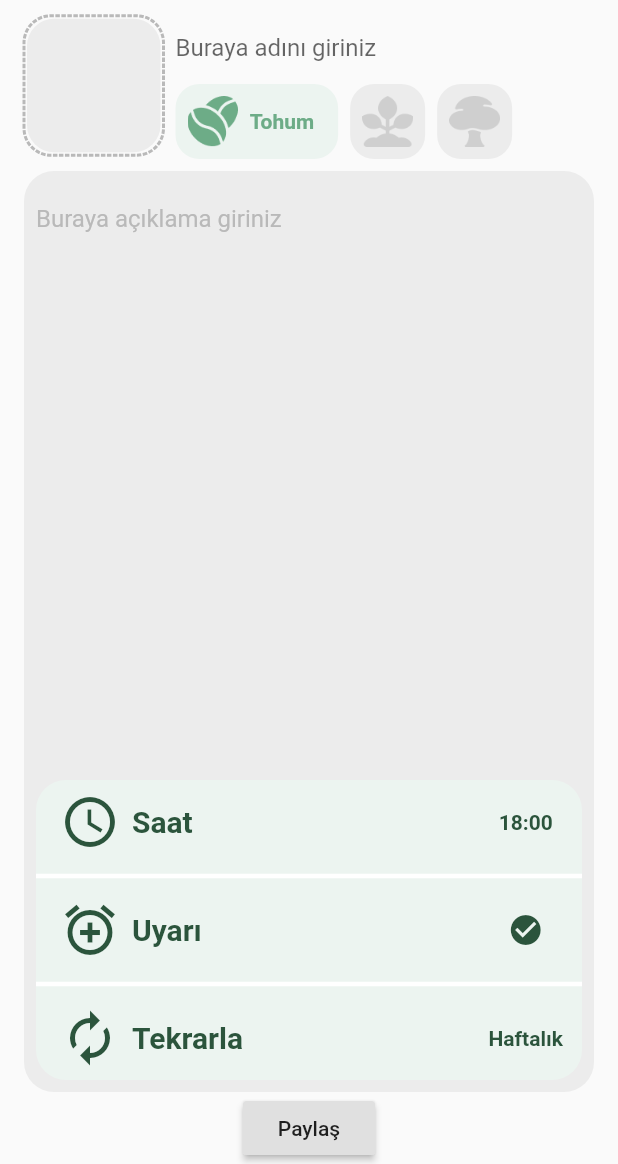
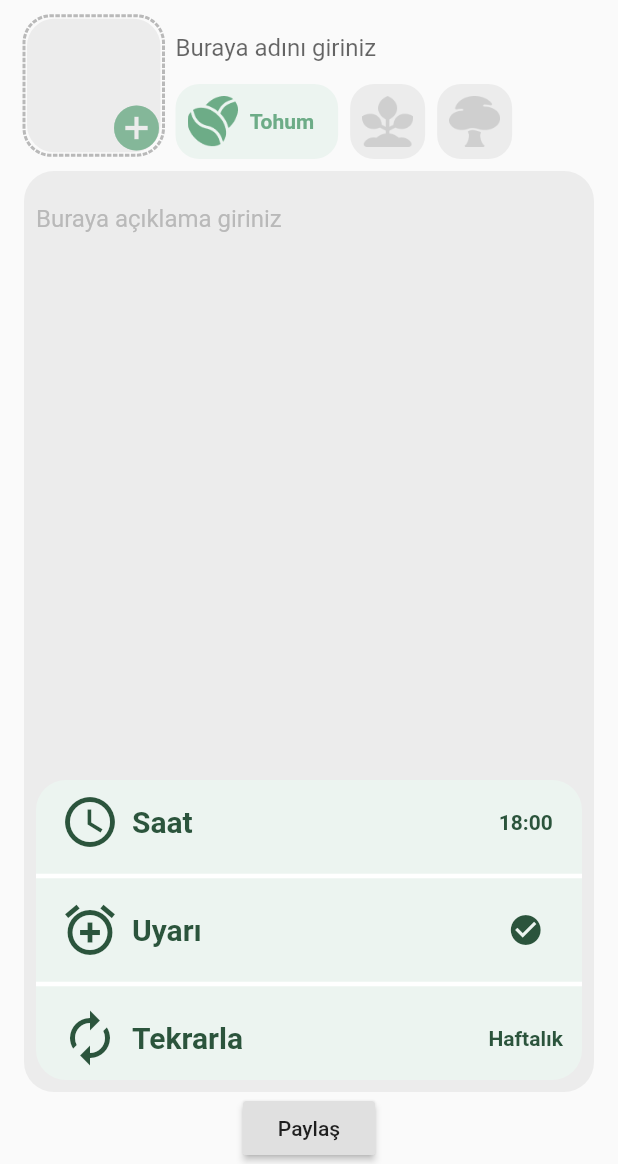
Before and after one commit to dershub/agac-kardesligi, a Flutter app: the BitkiEkle screen opened directly, on a phone screen of 412 x 824 dp, the part 72-1236 px from its top. Run offline on Flutter 3.47's test engine with Material 2 defaults, Android fonts, the phone set to English and light mode, and no system bars; drawn by our look-alikes of dotted_border; our stand-ins replace auth_buttons, cloud_firestore, firebase_auth, firebase_core, font_awesome_flutter, google_sign_in and 3 more; missing offline and left inert: hive_listener; accounts and stored records are empty; network calls fail.

Commit message:
4 Şubat

```diff
--- a/mobil/lib/sayfalar/anasayfa.dart
+++ b/mobil/lib/sayfalar/anasayfa.dart
@@ -1,4 +1,3 @@
-import 'package:agackardesligi/ui/bitki_ekle/bottom_bar.dart';
 import 'package:firebase_auth/firebase_auth.dart';
 import 'package:flutter/material.dart';
 
@@ -6,8 +5,6 @@ import '../gerecler/resim_yollari.dart';
 import '../ui/paylasim_sayfasi/paylasim_body/paylasim_arka_plan.dart';
 import '../ui/paylasim_sayfasi/paylasim_ust/ust_bilgi.dart';
 import '../ui/safe_arka.dart';
-import 'bitki_ekle.dart';
-import 'giris_yap.dart';
 
 class Anasayfa extends StatelessWidget {
   @override
--- a/mobil/lib/sayfalar/bitki_ekle.dart
+++ b/mobil/lib/sayfalar/bitki_ekle.dart
@@ -1,12 +1,33 @@
+import 'dart:io';
+
 import 'package:dotted_border/dotted_border.dart';
 import 'package:flutter/material.dart';
+import 'package:image_picker/image_picker.dart';
 
 import '../gerecler/renkler.dart';
 import '../ui/bitki_ekle/body_orta_bolum/cont_alt_taraf.dart';
 import '../ui/bitki_ekle/body_ust_bolum/evre_secimi.dart';
 import '../ui/safe_arka.dart';
 
-class BitkiEkle extends StatelessWidget {
+class BitkiEkle extends StatefulWidget {
+  @override
+  _BitkiEkleState createState() => _BitkiEkleState();
+}
+
+class _BitkiEkleState extends State<BitkiEkle> {
+  File _resim;
+  Future<void> _resimSec() async {
+    PickedFile secilenResim =
+        await ImagePicker().getImage(source: ImageSource.gallery);
+
+    if (secilenResim != null)
+      _resim = File(secilenResim.path);
+    else
+      _resim = null;
+
+    setState(() {});
+  }
+
   @override
   Widget build(BuildContext context) {
     return SafeArka(
@@ -43,7 +64,9 @@ class BitkiEkle extends StatelessWidget {
                     flex: 1,
                     child: AspectRatio(
                       aspectRatio: 1,
-                      child: DottedBorder(
+                      child: Stack(
+                        children: [
+                          DottedBorder(
                             color: Colors.black26,
                             strokeWidth: 2,
                             borderType: BorderType.RRect,
@@ -52,8 +75,32 @@ class BitkiEkle extends StatelessWidget {
                               decoration: BoxDecoration(
                                 color: Renk.acikGri,
                                 borderRadius: BorderRadius.circular(18),
+                                image: _resim == null
+                                    ? null
+                                    : DecorationImage(
+                                        image: FileImage(_resim),
+                                        fit: BoxFit.cover,
                                       ),
                               ),
+                              child: FlatButton(
+                                onPressed: _resimSec,
+                                child: Center(),
+                              ),
+                            ),
+                          ),
+                          Positioned(
+                            bottom: 0,
+                            right: 0,
+                            child: InkWell(
+                              onTap: _resimSec,
+                              child: Icon(
+                                Icons.add_circle,
+                                color: Renk.yesil99,
+                                size: 36,
+                              ),
+                            ),
+                          ),
+                        ],
                       ),
                     ),
                   ),
--- a/mobil/pubspec.yaml
+++ b/mobil/pubspec.yaml
@@ -33,6 +33,7 @@ dependencies:
   hive: ^1.4.4+1
   hive_flutter: ^0.3.1
   hive_listener: ^0.1.0
+  image_picker: ^0.6.7+22
   path_provider: ^1.6.27
 
 #dev dependencies
```
Also changed, not shown: mobil/lib/main.dart (+7 -3 lines), mobil/lib/ui/paylas_butonu.dart (+6 -5 lines), mobil/pubspec.lock, 4 other files. Lines whose indentation alone changed are shown as unchanged.
